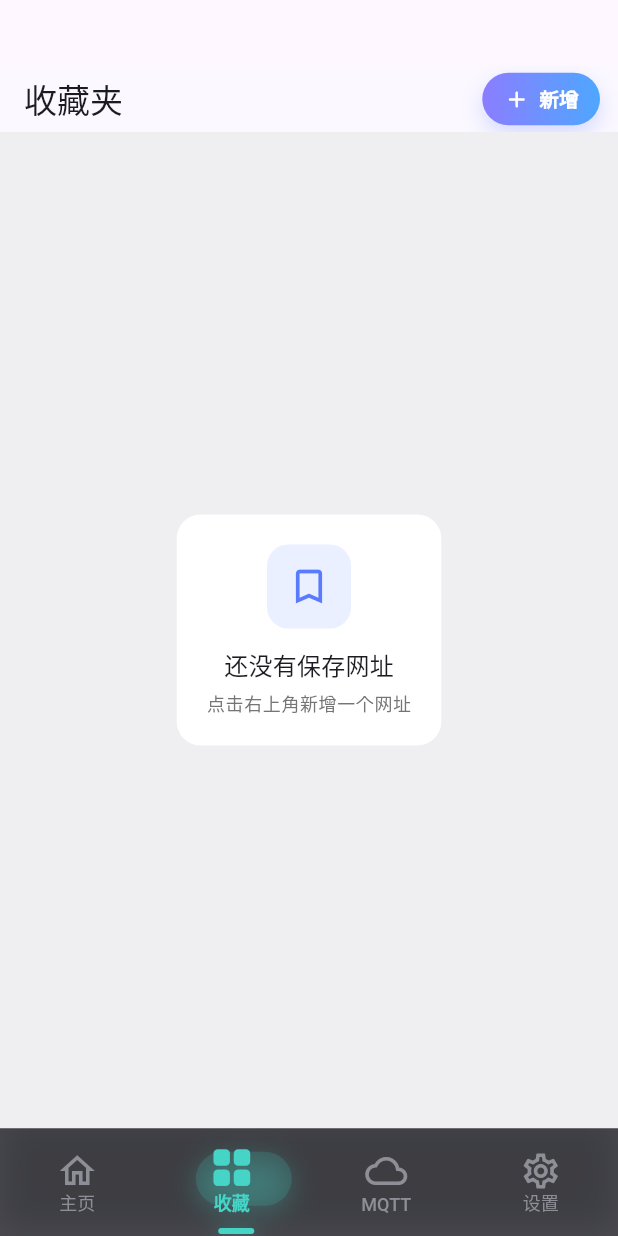
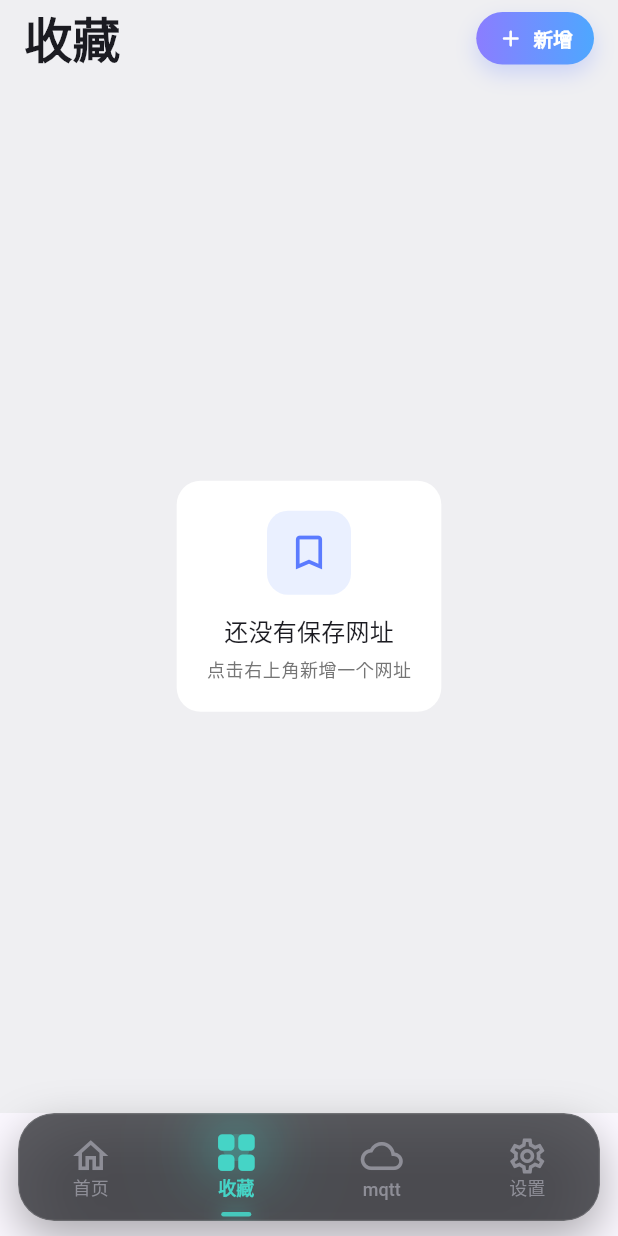
Before and after one commit to ge-fei-fan/galaxy-ios, a Flutter app: the screen it shows after launch, item 2 of the bottom bar chosen, on a phone screen of 412 x 824 dp. Run offline on Flutter 3.47's test engine with Material 3 defaults, Android fonts, the phone set to English and light mode, and no system bars; our stand-ins replace flutter_local_notifications, hive_flutter, webview_flutter; missing offline and left inert: mqtt_client; accounts and stored records are empty.

Commit message:
更新样式4

```diff
--- a/lib/main.dart
+++ b/lib/main.dart
@@ -69,11 +69,6 @@ class _MqttAppState extends State<MqttApp> {
             ),
           ),
           home: Scaffold(
-            appBar: AppBar(
-              // title: const Text('MQTT 客户端'),
-              backgroundColor: Theme.of(context).colorScheme.surface,
-              foregroundColor: Theme.of(context).colorScheme.onSurface,
-            ),
             body: _controller.initialized
                 ? IndexedStack(
                     index: _currentIndex,
@@ -114,7 +109,7 @@ class _MainTabBar extends StatelessWidget {
     final inactiveColor = Colors.grey;
 
     if (useIosStyle) {
-      const backgroundColor = Color(0xCC1E1F24);
+      const backgroundColor = Color(0xB31E1F24);
       const inactiveColorDark = Color(0xFF8E8E97);
 
       final tabs = <({
@@ -124,7 +119,7 @@ class _MainTabBar extends StatelessWidget {
         Color highlightColor,
       })>[
         (
-          label: '主页',
+          label: '首页',
           activeIcon: Icons.home_rounded,
           inactiveIcon: Icons.home_outlined,
           highlightColor: const Color(0xFF4DA3FF),
@@ -136,7 +131,7 @@ class _MainTabBar extends StatelessWidget {
           highlightColor: const Color(0xFF45D4C6),
         ),
         (
-          label: 'MQTT',
+          label: 'mqtt',
           activeIcon: Icons.cloud_done_rounded,
           inactiveIcon: Icons.cloud_outlined,
           highlightColor: const Color(0xFF9B74FF),
@@ -151,70 +146,94 @@ class _MainTabBar extends StatelessWidget {
 
       final selectedIndex = currentIndex.clamp(0, tabs.length - 1);
       final selectedColor = tabs[selectedIndex].highlightColor;
-      final indicatorAlignmentX = -1 + (2 * selectedIndex + 1) / tabs.length;
 
       return SafeArea(
         top: false,
-        child: ClipRect(
-          child: BackdropFilter(
-            filter: ImageFilter.blur(sigmaX: 16, sigmaY: 16),
+        child: Padding(
+          padding: const EdgeInsets.fromLTRB(12, 0, 12, 10),
           child: DecoratedBox(
-              decoration: const BoxDecoration(
-                color: backgroundColor,
-                border: Border(
-                  top: BorderSide(color: Color(0x4DFFFFFF), width: 0.5),
-                ),
-                boxShadow: [
+            decoration: BoxDecoration(
+              borderRadius: BorderRadius.circular(24),
+              boxShadow: const [
                 BoxShadow(
-                    color: Color(0x44000000),
-                    blurRadius: 18,
-                    offset: Offset(0, -4),
+                  color: Color(0x52000000),
+                  blurRadius: 26,
+                  offset: Offset(0, 12),
                 ),
               ],
             ),
+            child: ClipRRect(
+              borderRadius: BorderRadius.circular(24),
+              child: BackdropFilter(
+                filter: ImageFilter.blur(sigmaX: 20, sigmaY: 20),
+                child: DecoratedBox(
+                  decoration: BoxDecoration(
+                    color: backgroundColor,
+                    border: Border.all(
+                      color: const Color(0x26FFFFFF),
+                      width: 0.8,
+                    ),
+                    borderRadius: BorderRadius.circular(24),
+                  ),
                   child: SizedBox(
                     height: 72,
-                child: Stack(
+                    child: LayoutBuilder(
+                      builder: (context, constraints) {
+                        final tabWidth = constraints.maxWidth / tabs.length;
+                        final centerX = tabWidth * (selectedIndex + 0.5);
+
+                        const haloCoreSize = 18.0;
+                        const bottomLineWidth = 20.0;
+                        const bottomLineHeight = 3.0;
+
+                        return Stack(
                           children: [
-                    AnimatedAlign(
+                            AnimatedPositioned(
                               duration: const Duration(milliseconds: 320),
                               curve: Curves.easeOutCubic,
-                      alignment: Alignment(indicatorAlignmentX, -0.12),
+                              left: centerX - (haloCoreSize / 2),
+                              top: 14,
                               child: AnimatedContainer(
                                 duration: const Duration(milliseconds: 280),
                                 curve: Curves.easeOutCubic,
-                        width: 64,
-                        height: 36,
+                                width: haloCoreSize,
+                                height: haloCoreSize,
                                 decoration: BoxDecoration(
-                          color: selectedColor.withValues(alpha: 0.16),
-                          borderRadius: BorderRadius.circular(18),
+                                  color: selectedColor.withValues(alpha: 0.22),
+                                  shape: BoxShape.circle,
                                   boxShadow: [
                                     BoxShadow(
-                              color: selectedColor.withValues(alpha: 0.28),
-                              blurRadius: 16,
-                              offset: const Offset(0, 4),
+                                      color: selectedColor.withValues(alpha: 0.42),
+                                      blurRadius: 30,
+                                      spreadRadius: 8,
+                                    ),
+                                    BoxShadow(
+                                      color: selectedColor.withValues(alpha: 0.2),
+                                      blurRadius: 52,
+                                      spreadRadius: 18,
                                     ),
                                   ],
                                 ),
                               ),
                             ),
-                    AnimatedAlign(
+                            AnimatedPositioned(
                               duration: const Duration(milliseconds: 320),
                               curve: Curves.easeOutCubic,
-                      alignment: Alignment(indicatorAlignmentX, 0.96),
+                              left: centerX - (bottomLineWidth / 2),
+                              bottom: 3,
                               child: AnimatedContainer(
                                 duration: const Duration(milliseconds: 280),
                                 curve: Curves.easeOutCubic,
-                        width: 24,
-                        height: 4,
+                                width: bottomLineWidth,
+                                height: bottomLineHeight,
                                 decoration: BoxDecoration(
-                          color: selectedColor,
+                                  color: selectedColor.withValues(alpha: 0.9),
                                   borderRadius: BorderRadius.circular(8),
                                   boxShadow: [
                                     BoxShadow(
-                              color: selectedColor.withValues(alpha: 0.52),
+                                      color: selectedColor.withValues(alpha: 0.4),
                                       blurRadius: 10,
-                              offset: const Offset(0, 2),
+                                      spreadRadius: 1,
                                     ),
                                   ],
                                 ),
@@ -238,6 +257,10 @@ class _MainTabBar extends StatelessWidget {
                               ],
                             ),
                           ],
+                        );
+                      },
+                    ),
+                  ),
                 ),
               ),
             ),
@@ -318,12 +341,9 @@ class _AnimatedTabButton extends StatelessWidget {
   Widget build(BuildContext context) {
     final color = selected ? activeColor : inactiveColor;
 
-    return Material(
-      color: Colors.transparent,
-      child: InkWell(
+    return GestureDetector(
+      behavior: HitTestBehavior.opaque,
       onTap: onTap,
-        splashColor: Colors.white12,
-        highlightColor: Colors.transparent,
       child: Padding(
         padding: const EdgeInsets.symmetric(vertical: 6),
         child: Column(
@@ -357,7 +377,6 @@ class _AnimatedTabButton extends StatelessWidget {
               child: Text(label),
             ),
           ],
-          ),
         ),
       ),
     );
--- a/lib/pages/home_page.dart
+++ b/lib/pages/home_page.dart
@@ -7,13 +7,17 @@ class HomePage extends StatelessWidget {
   Widget build(BuildContext context) {
     final colorScheme = Theme.of(context).colorScheme;
     return ListView(
-      padding: const EdgeInsets.all(16),
+      padding: const EdgeInsets.fromLTRB(16, 12, 16, 20),
       children: [
-        Text(
-          '欢迎回来 👋',
-          style: Theme.of(context).textTheme.titleLarge,
+        const Text(
+          '首页',
+          style: TextStyle(
+            fontSize: 32,
+            fontWeight: FontWeight.w700,
+            height: 1.05,
+          ),
         ),
-        const SizedBox(height: 12),
+        const SizedBox(height: 14),
         Row(
           children: [
             Expanded(
@@ -116,7 +120,7 @@ class _LargeCard extends StatelessWidget {
             Container(
               padding: const EdgeInsets.all(12),
               decoration: BoxDecoration(
-                color: color.withOpacity(0.18),
+                color: color.withValues(alpha: 0.18),
                 borderRadius: BorderRadius.circular(12),
               ),
               child: Icon(icon, color: color),
--- a/lib/pages/profiles_page.dart
+++ b/lib/pages/profiles_page.dart
@@ -44,16 +44,20 @@ class ProfilesPage extends StatelessWidget {
   Widget build(BuildContext context) {
     final active = controller.activeProfile;
     return Padding(
-      padding: const EdgeInsets.all(16),
+      padding: const EdgeInsets.fromLTRB(16, 12, 16, 0),
       child: Column(
         crossAxisAlignment: CrossAxisAlignment.start,
         children: [
           Row(
             children: [
               Expanded(
-                child: Text(
-                  '配置列表',
-                  style: Theme.of(context).textTheme.titleLarge,
+                child: const Text(
+                  'mqtt客户端',
+                  style: TextStyle(
+                    fontSize: 32,
+                    fontWeight: FontWeight.w700,
+                    height: 1.05,
+                  ),
                 ),
               ),
               IconButton(
--- a/lib/pages/settings_page.dart
+++ b/lib/pages/settings_page.dart
@@ -87,18 +87,25 @@ class SettingsPage extends StatelessWidget {
   @override
   Widget build(BuildContext context) {
     return Scaffold(
-      appBar: AppBar(
-        title: const Text('设置'),
-      ),
-      body: Padding(
-        padding: const EdgeInsets.all(16),
+      body: SafeArea(
+        child: Padding(
+        padding: const EdgeInsets.fromLTRB(16, 12, 16, 16),
         child: Column(
           crossAxisAlignment: CrossAxisAlignment.start,
           children: [
-            Text(
-              '工具',
-              style: Theme.of(context).textTheme.titleMedium,
+            const Text(
+              '设置',
+              style: TextStyle(
+                fontSize: 32,
+                fontWeight: FontWeight.w700,
+                height: 1.05,
+              ),
             ),
+            const SizedBox(height: 14),
+            // Text(
+            //   '工具',
+            //   style: Theme.of(context).textTheme.titleMedium,
+            // ),
             const SizedBox(height: 12),
             SizedBox(
               width: double.infinity,
@@ -110,6 +117,7 @@ class SettingsPage extends StatelessWidget {
             ),
           ],
         ),
+        ),
       ),
     );
   }
--- a/lib/pages/url_collection_page.dart
+++ b/lib/pages/url_collection_page.dart
@@ -101,23 +101,37 @@ class _UrlCollectionPageState extends State<UrlCollectionPage> {
     const pageBackground = Color(0xFFEFEFF2);
     return Scaffold(
       backgroundColor: pageBackground,
-      appBar: AppBar(
-        title: const Text('收藏夹'),
-        actions: [
-          Padding(
-            padding: const EdgeInsets.only(right: 12),
-            child: _CapsuleActionButton(
+      body: SafeArea(
+        child: Padding(
+          padding: const EdgeInsets.fromLTRB(16, 8, 16, 0),
+          child: Column(
+            crossAxisAlignment: CrossAxisAlignment.start,
+            children: [
+              Row(
+                children: [
+                  const Expanded(
+                    child: Text(
+                      '收藏',
+                      style: TextStyle(
+                        fontSize: 32,
+                        fontWeight: FontWeight.w700,
+                        height: 1.05,
+                      ),
+                    ),
+                  ),
+                  _CapsuleActionButton(
                     label: '新增',
                     icon: Icons.add_rounded,
                     onPressed: _openAddDialog,
                   ),
-          ),
                 ],
               ),
-      body: _links.isEmpty
+              const SizedBox(height: 10),
+              Expanded(
+                child: _links.isEmpty
                     ? const _EmptyState()
                     : ListView.separated(
-              padding: const EdgeInsets.fromLTRB(16, 12, 16, 20),
+                        padding: const EdgeInsets.fromLTRB(0, 8, 0, 20),
                         itemCount: _links.length,
                         separatorBuilder: (_, _) => const SizedBox(height: 12),
                         itemBuilder: (context, index) {
@@ -129,6 +143,11 @@ class _UrlCollectionPageState extends State<UrlCollectionPage> {
                             onDelete: () => _removeLink(link),
                           );
                         },
+                      ),
+              ),
+            ],
+          ),
+        ),
       ),
     );
   }
@@ -248,7 +267,8 @@ class _LinkCard extends StatelessWidget {
                 ),
               ),
               const SizedBox(width: 6),
-              Column(
+              Row(
+                mainAxisSize: MainAxisSize.min,
                 children: [
                   IconButton(
                     tooltip: '编辑',
```
Lines whose indentation alone changed are shown as unchanged.
